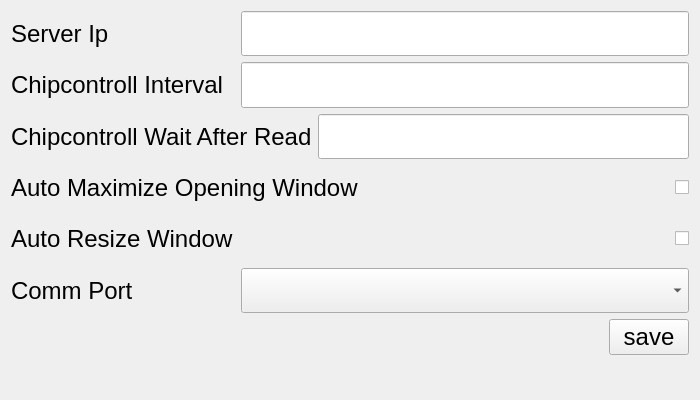
This is src/views/settings/settings.ui in stivehu/um3 as Qt 5 draws it before an edit. The edited form follows.
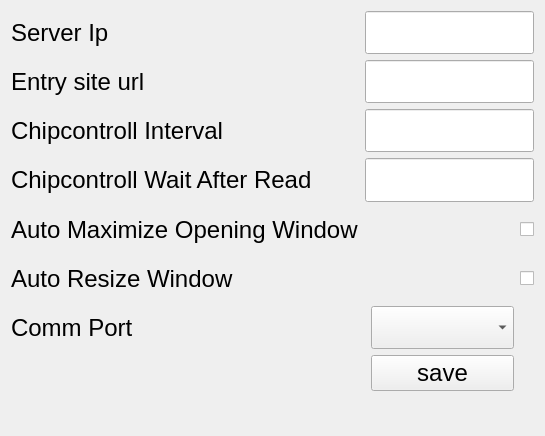
This is the edited form.

```diff
--- a/src/views/settings/settings.ui
+++ b/src/views/settings/settings.ui
@@ -6,8 +6,8 @@
    <rect>
     <x>0</x>
     <y>0</y>
-    <width>700</width>
-    <height>400</height>
+    <width>545</width>
+    <height>436</height>
    </rect>
   </property>
   <property name="sizePolicy">
@@ -21,12 +21,6 @@
   </property>
   <layout class="QGridLayout" name="gridLayout">
    <item row="0" column="0">
-    <layout class="QVBoxLayout" name="verticalLayout_3">
-     <item>
-      <layout class="QVBoxLayout" name="verticalLayout">
-       <item>
-        <layout class="QHBoxLayout" name="horizontalLayout" stretch="1,2">
-         <item>
           <widget class="QLabel" name="serverIpLabel">
            <property name="font">
             <font>
@@ -38,7 +32,7 @@
            </property>
           </widget>
          </item>
-         <item>
+   <item row="0" column="2" colspan="3">
           <widget class="QLineEdit" name="serverIpLineEdit">
            <property name="sizePolicy">
             <sizepolicy hsizetype="Expanding" vsizetype="Expanding">
@@ -53,11 +47,40 @@
            </property>
           </widget>
          </item>
-        </layout>
-       </item>
-       <item>
-        <layout class="QHBoxLayout" name="horizontalLayout_3" stretch="1,2">
-         <item>
+   <item row="1" column="0">
+    <widget class="QLabel" name="entrySiteUrlIntervalLabel">
+     <property name="sizePolicy">
+      <sizepolicy hsizetype="Expanding" vsizetype="Expanding">
+       <horstretch>0</horstretch>
+       <verstretch>0</verstretch>
+      </sizepolicy>
+     </property>
+     <property name="font">
+      <font>
+       <pointsize>18</pointsize>
+      </font>
+     </property>
+     <property name="text">
+      <string>Entry site url</string>
+     </property>
+    </widget>
+   </item>
+   <item row="1" column="2" colspan="3">
+    <widget class="QLineEdit" name="entrySiteUrllLineEdit">
+     <property name="sizePolicy">
+      <sizepolicy hsizetype="Expanding" vsizetype="Expanding">
+       <horstretch>0</horstretch>
+       <verstretch>0</verstretch>
+      </sizepolicy>
+     </property>
+     <property name="font">
+      <font>
+       <pointsize>18</pointsize>
+      </font>
+     </property>
+    </widget>
+   </item>
+   <item row="2" column="0">
           <widget class="QLabel" name="chipcontrollIntervalLabel">
            <property name="sizePolicy">
             <sizepolicy hsizetype="Expanding" vsizetype="Expanding">
@@ -75,7 +98,7 @@
            </property>
           </widget>
          </item>
-         <item>
+   <item row="2" column="2" colspan="3">
           <widget class="QLineEdit" name="chipcontrollIntervalLineEdit">
            <property name="sizePolicy">
             <sizepolicy hsizetype="Expanding" vsizetype="Expanding">
@@ -90,11 +113,7 @@
            </property>
           </widget>
          </item>
-        </layout>
-       </item>
-       <item>
-        <layout class="QHBoxLayout" name="horizontalLayout_4" stretch="1,2">
-         <item>
+   <item row="3" column="0" colspan="2">
           <widget class="QLabel" name="chipcontrollWaitAfterReadlLabel">
            <property name="sizePolicy">
             <sizepolicy hsizetype="Expanding" vsizetype="Expanding">
@@ -112,7 +131,7 @@
            </property>
           </widget>
          </item>
-         <item>
+   <item row="3" column="2" colspan="3">
           <widget class="QLineEdit" name="chipcontrollWaitAfterReadlineEdit">
            <property name="sizePolicy">
             <sizepolicy hsizetype="Expanding" vsizetype="Expanding">
@@ -127,11 +146,7 @@
            </property>
           </widget>
          </item>
-        </layout>
-       </item>
-       <item>
-        <layout class="QHBoxLayout" name="horizontalLayout_5" stretch="1,0">
-         <item>
+   <item row="4" column="0" colspan="2">
           <widget class="QLabel" name="autoMaximizeOpeningWindowLabel">
            <property name="sizePolicy">
             <sizepolicy hsizetype="Expanding" vsizetype="Expanding">
@@ -149,7 +164,7 @@
            </property>
           </widget>
          </item>
-         <item>
+   <item row="4" column="4">
           <widget class="QCheckBox" name="autoMaximizeOpeningWindowCheckBox">
            <property name="font">
             <font>
@@ -161,11 +176,7 @@
            </property>
           </widget>
          </item>
-        </layout>
-       </item>
-       <item>
-        <layout class="QHBoxLayout" name="horizontalLayout_6" stretch="1,0">
-         <item>
+   <item row="5" column="0">
           <widget class="QLabel" name="autoResizeWindowLabel">
            <property name="sizePolicy">
             <sizepolicy hsizetype="Expanding" vsizetype="Expanding">
@@ -183,7 +194,7 @@
            </property>
           </widget>
          </item>
-         <item>
+   <item row="5" column="4">
           <widget class="QCheckBox" name="autoResizeWindowCheckBox">
            <property name="font">
             <font>
@@ -195,11 +206,7 @@
            </property>
           </widget>
          </item>
-        </layout>
-       </item>
-       <item>
-        <layout class="QHBoxLayout" name="horizontalLayout_2" stretch="1,2">
-         <item>
+   <item row="6" column="0">
           <widget class="QLabel" name="commPortLabel">
            <property name="sizePolicy">
             <sizepolicy hsizetype="Expanding" vsizetype="Expanding">
@@ -217,7 +224,7 @@
            </property>
           </widget>
          </item>
-         <item>
+   <item row="6" column="3">
           <widget class="QComboBox" name="commPortComboBox">
            <property name="sizePolicy">
             <sizepolicy hsizetype="Expanding" vsizetype="Expanding">
@@ -232,13 +239,7 @@
            </property>
           </widget>
          </item>
-        </layout>
-       </item>
-      </layout>
-     </item>
-     <item>
-      <layout class="QHBoxLayout" name="horizontalLayout_7">
-       <item>
+   <item row="7" column="0">
         <spacer name="horizontalSpacer_2">
          <property name="font">
           <font>
@@ -250,13 +251,13 @@
          </property>
          <property name="sizeHint" stdset="0">
           <size>
-           <width>268</width>
+       <width>346</width>
            <height>20</height>
           </size>
          </property>
         </spacer>
        </item>
-       <item>
+   <item row="7" column="1" colspan="2">
         <spacer name="horizontalSpacer">
          <property name="font">
           <font>
@@ -268,13 +269,13 @@
          </property>
          <property name="sizeHint" stdset="0">
           <size>
-           <width>40</width>
+       <width>29</width>
            <height>20</height>
           </size>
          </property>
         </spacer>
        </item>
-       <item>
+   <item row="7" column="3">
         <layout class="QVBoxLayout" name="verticalLayout_2">
          <item>
           <widget class="QPushButton" name="savePushButton">
@@ -290,11 +291,7 @@
          </item>
         </layout>
        </item>
-      </layout>
-     </item>
-    </layout>
-   </item>
-   <item row="1" column="0">
+   <item row="8" column="0">
     <widget class="QLabel" name="statusBar">
      <property name="font">
       <font>
```
Lines whose indentation alone changed are shown as unchanged.
